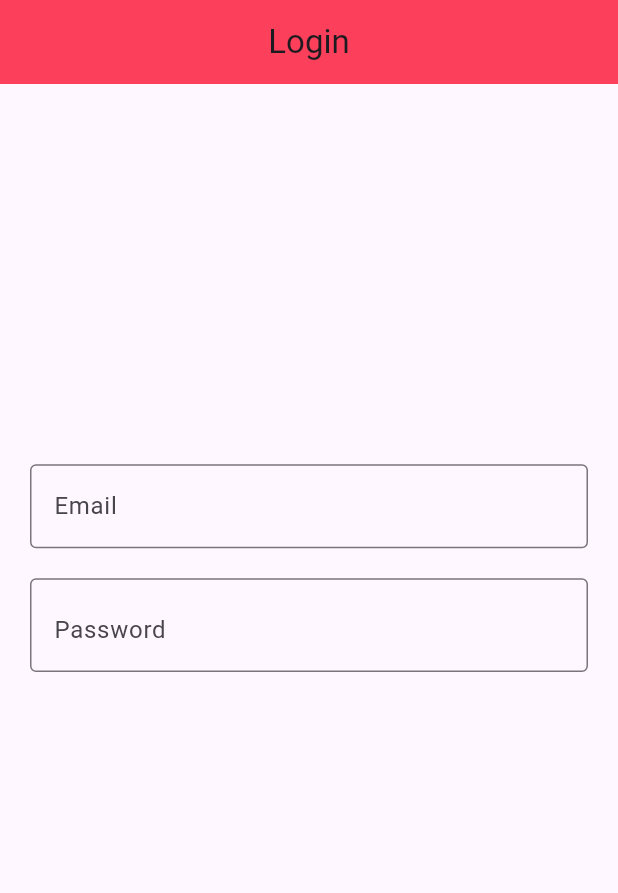
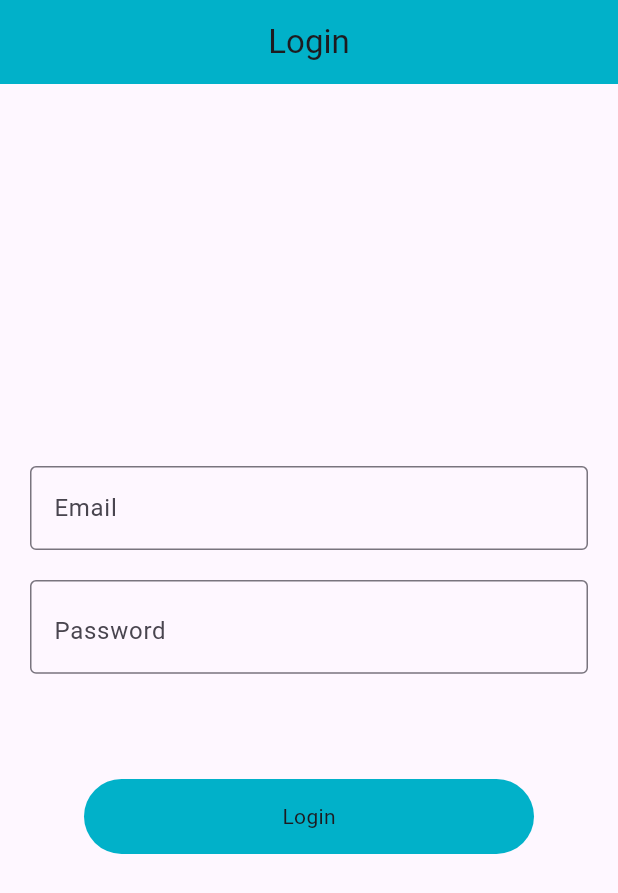
Before and after one commit to Imtiaz16041997/provider_state, a Flutter app: the screen it shows after launch, on a phone screen of 412 x 824 dp. Shown: the top 893 px of the screen. Run offline on Flutter 3.47's test engine with Material 3 defaults, Android fonts, the phone set to English and light mode, and no system bars; our stand-ins replace another_flushbar, fluttertoast.

Commit message:
Login View & View Model part 1

```diff
--- /dev/null
+++ b/lib/components/round_button_component.dart
@@ -0,0 +1,38 @@
+import 'package:flutter/material.dart';
+
+import '../res/colors/colors.dart';
+
+class RoundButtonComponent extends StatelessWidget {
+  const RoundButtonComponent(
+      {super.key,
+        required this.title,
+        required this.onPress,
+         this.width = 60,
+         this.height = 50,
+         this.loading = false,
+        this.textColor = AppColor.primaryTxtColor,
+        this.btnColor = AppColor.primaryBtnColor});
+
+  final bool loading;
+  final String title;
+  final double height,width;
+  final VoidCallback onPress;
+  final Color textColor,btnColor;
+
+  @override
+  Widget build(BuildContext context) {
+    return InkWell(
+      onTap: onPress,
+      child: Container(
+        height: height,
+        width: width,
+        decoration: BoxDecoration(
+          color: btnColor,
+          borderRadius: BorderRadius.circular(50)
+        ),
+        child: loading? Center(child: CircularProgressIndicator()) :
+        Center(child: Text(title),),
+      ),
+    );
+  }
+}
--- a/lib/view/login_screen.dart
+++ b/lib/view/login_screen.dart
@@ -1,6 +1,7 @@
 
 import 'package:flutter/material.dart';
 import 'package:provider/provider.dart';
+import 'package:provider_state/components/round_button_component.dart';
 import 'package:provider_state/utils/utils.dart';
 import '../provider/password_visibility_provider.dart';
 import '../res/colors/colors.dart';
@@ -20,12 +21,22 @@ class _LoginScreenState extends State<LoginScreen> {
   FocusNode passwordFocusNode = FocusNode();
 
   @override
+  void dispose() {
+    // TODO: implement dispose
+    super.dispose();
+    _emailController.dispose();
+    _passwordController.dispose();
+    emailFocusNode.dispose();
+    passwordFocusNode.dispose();
+  }
+
+  @override
   Widget build(BuildContext context) {
     final height = MediaQuery.of(context).size.height *1 ;
     //final visibilityProvider = Provider.of<PasswordVisibilityProvider>(context,listen:false);
     return Scaffold(
       appBar: AppBar(
-        backgroundColor: AppColor.redColor,
+        backgroundColor: AppColor.primaryBtnColor,
         centerTitle: true,
         automaticallyImplyLeading: false,
         title: Text('Login'),
@@ -78,13 +89,21 @@ class _LoginScreenState extends State<LoginScreen> {
                     );
                   },
                 ),
-                SizedBox(height: height * .1,)
-
+                SizedBox(height: height * .085,),
+                RoundButtonComponent(width: 300,title: 'Login', onPress: () {
+                  if(_emailController.text.isEmpty){
+                    Utils.flushBarErrorMessage('Please Enter email', context);
+                  }else if(_passwordController.text.isEmpty){
+                    Utils.flushBarErrorMessage('Please Enter password', context);
+                  }
+                  else if(_passwordController.text.length < 6){
+                    Utils.flushBarErrorMessage('Please Enter 6 digit password', context);
+                  } else {
+                        print('api hit');
+                  }
+                },),
               ],
             ),
-            SizedBox(height: 40,),
-
-
           ],
         ),
       ),
```
